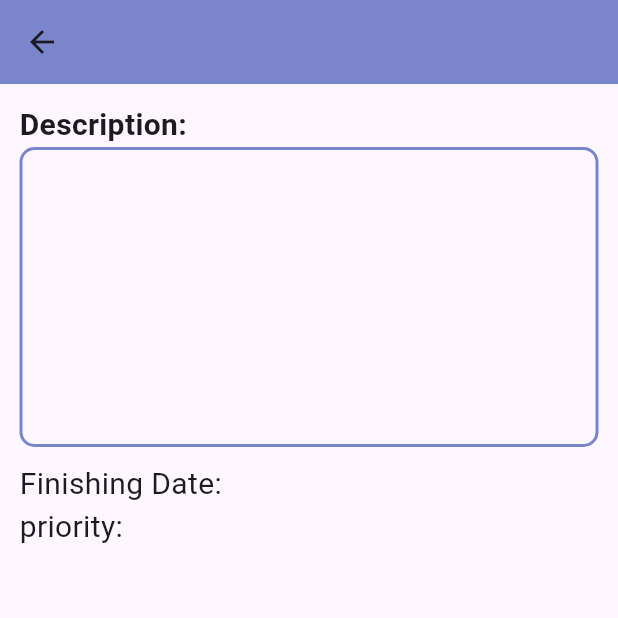
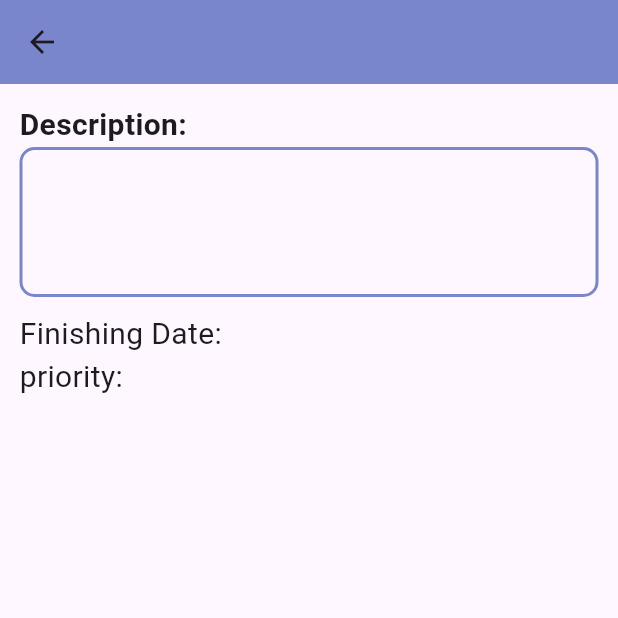
Before and after one commit to sohasara/To-Do-App, a Flutter app: the TextDetailsPage screen opened directly with empty values, on a phone screen of 412 x 824 dp, the top half of it. Run offline on Flutter 3.47's test engine with Material 3 defaults, Android fonts, the phone set to English and light mode, and no system bars; our stand-ins replace firebase_core, flutter_riverpod, hive_flutter; accounts and stored records are empty.

Commit message:
style: adjust height of container and change text color in TextDetailsPage

```diff
--- a/lib/application/pages/home/details/text_details_page.dart
+++ b/lib/application/pages/home/details/text_details_page.dart
@@ -41,7 +41,7 @@ class TextDetailsPage extends StatelessWidget {
               ),
             ),
             Container(
-              height: 200,
+              height: 100,
               width: double.infinity,
               padding: const EdgeInsets.all(10),
               decoration: BoxDecoration(
@@ -55,6 +55,7 @@ class TextDetailsPage extends StatelessWidget {
                 description,
                 style: const TextStyle(
                   fontSize: 18,
+                  color: Colors.indigo,
                 ),
               ),
             ),
```
